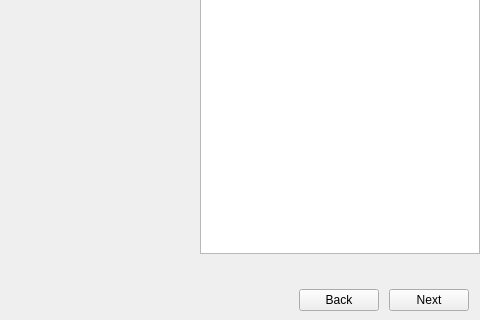
Before: the Qt Designer form yali4/gui/Ui/main.ui in dadas45li/yali, drawn with Qt 5; both pictures show x 382 to 862 and y 217 to 537 of the 862 by 537 pixel window.
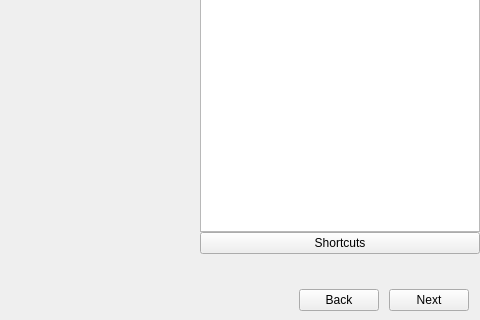
After: the same form once the commit is applied. Icons and pictures are not drawn.

Commit message: * Start VBox utils  * Shortcuts for changing font size  * Help shortcut added  * ShortCut Help button added

The edit to the form file:
```diff
--- a/yali4/gui/Ui/main.ui
+++ b/yali4/gui/Ui/main.ui
@@ -256,7 +256,7 @@
                </property>
               </widget>
              </item>
-             <item row="2" column="0">
+             <item row="3" column="0">
               <spacer>
                <property name="orientation">
                 <enum>Qt::Vertical</enum>
@@ -272,6 +272,13 @@
                </property>
               </spacer>
              </item>
+             <item row="2" column="0">
+              <widget class="QPushButton" name="shortCutButton">
+               <property name="text">
+                <string>Shortcuts</string>
+               </property>
+              </widget>
+             </item>
             </layout>
            </widget>
           </item>
```
The commit also changes 4 other files.
